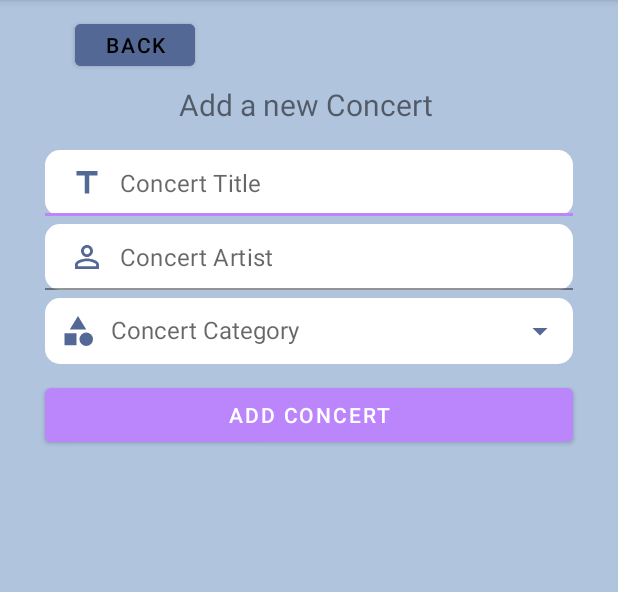
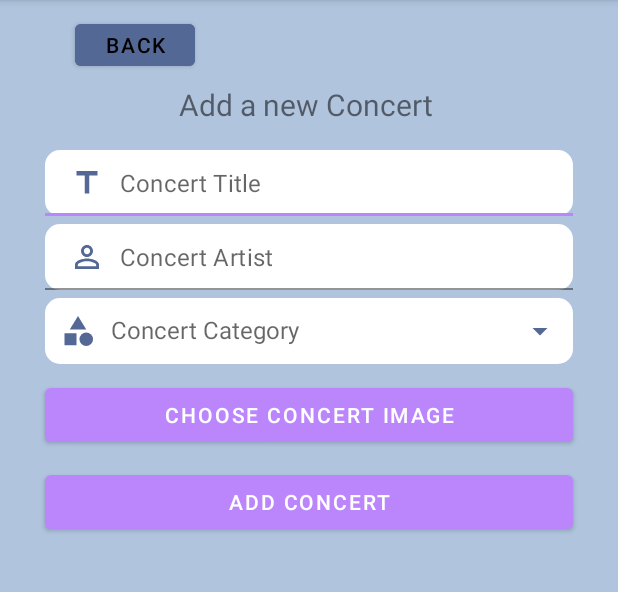
Before and after one commit to wynjardi/MobdeveFinalProj, an Android app: the ConcertAddActivity screen opened directly, with no data from a screen before it, after a tap on "ADD CONCERT", on a phone screen of 412 x 824 dp, the part 84-676 px from its top. Run offline under Robolectric (Android 15) with nearby library versions, the light colour scheme and no system bars; our stand-ins replace Firebase (no records; nobody signed in at launch, a user with empty details on screens opened directly); 1 statement that could not run was skipped.

Commit message:
added db for concert details and imhg

```diff
--- a/app/src/main/AndroidManifest.xml
+++ b/app/src/main/AndroidManifest.xml
@@ -5,6 +5,10 @@
     <uses-permission android:name="android.permission.INTERNET" />
     <uses-permission android:name="android.permission.ACCESS_COARSE_LOCATION" />
     <uses-permission android:name="android.permission.ACCESS_FINE_LOCATION" />
+    <uses-permission android:name="android.permission.WRITE_EXTERNAL_STORAGE"
+        />
+    <uses-permission android:name="android.permission.READ_EXTERNAL_STORAGE"
+       />
 
     <application
         android:allowBackup="true"
--- a/app/src/main/java/com/mobdeve/jardiniano/see/ConcertAddActivity.kt
+++ b/app/src/main/java/com/mobdeve/jardiniano/see/ConcertAddActivity.kt
@@ -1,10 +1,13 @@
 package com.mobdeve.jardiniano.see
 
+import android.app.Activity
 import android.app.AlertDialog
 import android.app.ProgressDialog
 import android.content.Intent
+import android.net.Uri
 import androidx.appcompat.app.AppCompatActivity
 import android.os.Bundle
+import android.provider.MediaStore
 import android.util.Log
 
 import android.view.LayoutInflater
@@ -12,12 +15,20 @@ import android.widget.Toast
 import androidx.activity.result.ActivityResult
 import androidx.activity.result.ActivityResultCallback
 import androidx.activity.result.contract.ActivityResultContracts
+import com.google.android.gms.tasks.Continuation
+import com.google.android.gms.tasks.Task
 import com.google.firebase.auth.FirebaseAuth
 import com.google.firebase.database.DataSnapshot
 import com.google.firebase.database.DatabaseError
 import com.google.firebase.database.FirebaseDatabase
 import com.google.firebase.database.ValueEventListener
+import com.google.firebase.storage.FirebaseStorage
+import com.google.firebase.storage.StorageReference
+import com.google.firebase.storage.UploadTask
 import com.mobdeve.jardiniano.see.databinding.ActivityConcertAddBinding
+import java.io.IOException
+import java.util.*
+import kotlin.collections.ArrayList
 
 class ConcertAddActivity : AppCompatActivity() {
 
@@ -30,6 +41,12 @@ class ConcertAddActivity : AppCompatActivity() {
     //hold book categories
     private lateinit var categoryArrayList: ArrayList<ModelCategory>
 
+    private var storageReference: StorageReference? = null
+
+    private val PICK_IMAGE_REQUEST = 71
+    //hold the filepath of image
+    private var imageUri: Uri? = null
+
     private val TAG = "CONCERT_ADD_TAG"
 
     override fun onCreate(savedInstanceState: Bundle?) {
@@ -39,6 +56,7 @@ class ConcertAddActivity : AppCompatActivity() {
         setContentView(binding.root)
 
         //init firebase auth
+        storageReference = FirebaseStorage.getInstance().reference
         firebaseAuth = FirebaseAuth.getInstance()
         loadConcertCategories()
 
@@ -55,37 +73,53 @@ class ConcertAddActivity : AppCompatActivity() {
             categoryPickDialog()
         }
 
+        binding.chooseImgBtn.setOnClickListener { concertImagePickIntent() }
+
         binding.submitBtn.setOnClickListener {
             validateData()
         }
 
 
+
+
     }
 
-    private var concertName = ""
-    private var  concertArtist = ""
+
+    private var concertname = ""
+    private var  concertartist = ""
     private var category= ""
 
 
     private fun validateData(){
             //get data for name artist and categ
-        concertName = binding.concertTitleFill.toString().trim()
-        concertArtist= binding.concertArtistNameFill.toString().trim()
+        concertname = binding.concertTitleFill.toString().trim()
+        concertartist= binding.concertArtistNameFill.toString().trim()
         category = binding.categoryTv.text.toString().trim()
 
-        if (concertName.isEmpty()){
+        if (concertname.isEmpty()){
             Toast.makeText(this, "Enter Concert Name", Toast.LENGTH_SHORT).show()
 
         }
-        else if(concertArtist.isEmpty()){
+        else if(concertartist.isEmpty()){
             Toast.makeText(this, "Enter Concert Artist Name", Toast.LENGTH_SHORT).show()
         }
         else if(category.isEmpty()){
             Toast.makeText(this, "Pick Category", Toast.LENGTH_SHORT).show()
-        } //uploadChuchuToStorage()
+        }
+        uploadImageToStorage()
     }
 
-    //private fun uploadChuchuToStorage(){}
+//    private fun uploadPicToStorage(){
+//
+//
+//        val timestamp = System.currentTimeMillis()
+//        //path of picture in firebase storage
+//        val filePathAndName= "Concerts/$timestamp"
+//
+//        //storage ref
+//        val storageReference = FirebaseStorage.getInstance().getReference(filePathAndName)
+//        storageReference.putFile(filePathAndName)
+//    }
 
     private fun loadConcertCategories() {
 
@@ -103,6 +137,7 @@ class ConcertAddActivity : AppCompatActivity() {
 
                     //add to arraylist
                     categoryArrayList.add(model!!)
+                    Log.d(TAG, "onDataChange: ${model.category}")
                 }
             }
 
@@ -131,14 +166,14 @@ class ConcertAddActivity : AppCompatActivity() {
             .setItems(categoriesArray){dialog, which ->
                 //handle item click
                 //get clicked
-                selectedCategoryId = categoryArrayList[which].category
-                selectedCategoryTitle = categoryArrayList[which].id
+                selectedCategoryId = categoryArrayList[which].id
+                selectedCategoryTitle = categoryArrayList[which].category
 
                 //set categ to be shown
                 binding.categoryTv.text= selectedCategoryTitle
 
                 Log.d(TAG, "Selected Categ Id: $selectedCategoryId")
-                Log.d(TAG, "Selected Categ Id: $selectedCategoryId")
+                Log.d(TAG, "Selected Categ Id: $selectedCategoryTitle")
 
 
             }
@@ -146,26 +181,98 @@ class ConcertAddActivity : AppCompatActivity() {
 
     }
 
-    private fun concertPickIntent(){
+    private fun concertImagePickIntent(){
 
         val intent = Intent()
-        intent.type = "application/concert"
+        intent.type = "image/"
         intent.action = Intent.ACTION_GET_CONTENT
-        concertAcitivityResultLauncher.launch(intent)
+        startActivityForResult(Intent.createChooser(intent, "Select Concert Tour Image"), PICK_IMAGE_REQUEST)
     }
 
-    val concertAcitivityResultLauncher = registerForActivityResult(
-        ActivityResultContracts.StartActivityForResult(),
-        ActivityResultCallback<ActivityResult> { result ->
-            if (result.resultCode == RESULT_OK){
-                Log.d(TAG, "Concert Picked")
-                //pdfUri = result.data!!.data
+    override fun onActivityResult(requestCode: Int, resultCode: Int, data: Intent?) {
+        super.onActivityResult(requestCode, resultCode, data)
+        if(requestCode == PICK_IMAGE_REQUEST && resultCode == RESULT_OK){
+            if (data == null || data.data == null){
+                return
             }
-            else{
-                Log.d(TAG, "Pick cancelled")
+
+            imageUri = data.data
+            try {
+                val bitmap = MediaStore.Images.Media.getBitmap(contentResolver, imageUri)
+
+            } catch (e: IOException){
+                e.printStackTrace()
             }
         }
-    )
+    }
+
+    private fun uploadImageToStorage(){
+
+            val filePathAndName = ("Uploads/" )
+            val storageReference = FirebaseStorage.getInstance().getReference(filePathAndName)
+
+            val timestamp = System.currentTimeMillis()
+            storageReference.putFile(imageUri!!)
+
+                .addOnSuccessListener {taskSnapshot->
+            val uriTask: Task<Uri> = taskSnapshot.storage.downloadUrl
+            while (!uriTask.isSuccessful);
+                    val uploadedImg = "${uriTask.result}"
+                    uploadImgToDb(uploadedImg, timestamp)
+                    }
+
+                .addOnFailureListener{
+                    Toast.makeText(this, "Please Upload an Image", Toast.LENGTH_SHORT).show()
+            }
+
+}
+
+    private fun uploadImgToDb(uploadedImg: String, timestamp: Long) {
+
+        val uid = firebaseAuth.uid
+
+        val data : HashMap<String, Any> = HashMap()
+        data["uid"] = "$uid"
+        data["id"] = "$timestamp"
+        data["imageUrl"] = "$uploadedImg"
+        data["concert artist"] = "$concertartist"
+        data["concert name"] = "$concertname"
+        data["category id"] = "$selectedCategoryId"
+        data["timestamp"] = timestamp
+
+        val ref = FirebaseDatabase.getInstance().getReference("Concert Details")
+        //add firebase db to CAtegories > categoryID > categ info
+        ref.child("$timestamp")
+            .setValue(data)
+            .addOnSuccessListener {
+
+                Toast.makeText(this, "Saved to Database", Toast.LENGTH_LONG).show()
+                imageUri = null
+            }
+            .addOnFailureListener { e ->
+                Toast.makeText(this, "Error saving to DB", Toast.LENGTH_LONG).show()
+            }
+    }
+
+
+//    private fun addUploadRecordToDb(uri: String){
+//
+//
+//
+//    }
+
+//    val concertAcitivityResultLauncher = registerForActivityResult(
+//        ActivityResultContracts.StartActivityForResult(),
+//        ActivityResultCallback<ActivityResult> { result ->
+//            if (result.resultCode == RESULT_OK){
+//                Log.d(TAG, "Concert Picked")
+//                //pdfUri = result.data!!.data
+//            }
+//            else{
+//                Log.d(TAG, "Pick cancelled")
+//            }
+//        }
+
 
 
 
--- a/app/src/main/res/layout/activity_concert_add.xml
+++ b/app/src/main/res/layout/activity_concert_add.xml
@@ -108,16 +108,40 @@
 
         />
 
-    //upload
+
+
+<!--    <Button-->
+<!--        android:id="@+id/uploadImgBtn"-->
+<!--        android:layout_width="match_parent"-->
+<!--        android:layout_height="wrap_content"-->
+
+<!--        android:layout_below="@+id/categoryTv"-->
+<!--        android:layout_marginStart="30dp"-->
+<!--        android:layout_marginTop="10dp"-->
+<!--        android:layout_marginEnd="30dp"-->
+<!--        android:text="Upload Concert Image" />-->
+
+    <Button
+        android:id="@+id/chooseImgBtn"
+        android:layout_width="match_parent"
+        android:layout_height="wrap_content"
+        android:layout_below="@+id/categoryTv"
+        android:layout_marginStart="30dp"
+        android:layout_marginTop="10dp"
+        android:layout_marginEnd="30dp"
+        android:text="Choose Concert Image" />
+
     <Button
         android:id="@+id/submitBtn"
         android:layout_width="match_parent"
         android:layout_height="wrap_content"
-        android:layout_below="@+id/categoryTv"
+        android:layout_below="@+id/chooseImgBtn"
         android:layout_marginStart="30dp"
+        android:layout_marginTop="10dp"
         android:layout_marginEnd="30dp"
-        android:layout_marginTop="10dp"
-        android:text="Add concert"/>
+        android:text="Add concert" />
+
+
 
 
 
```
